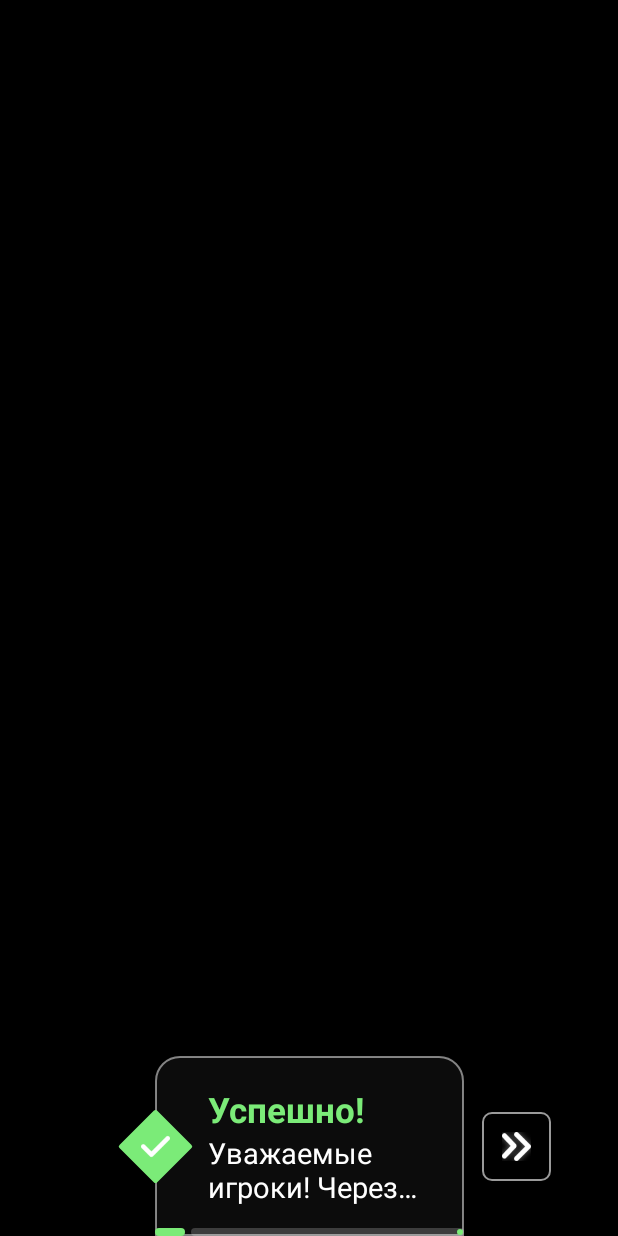
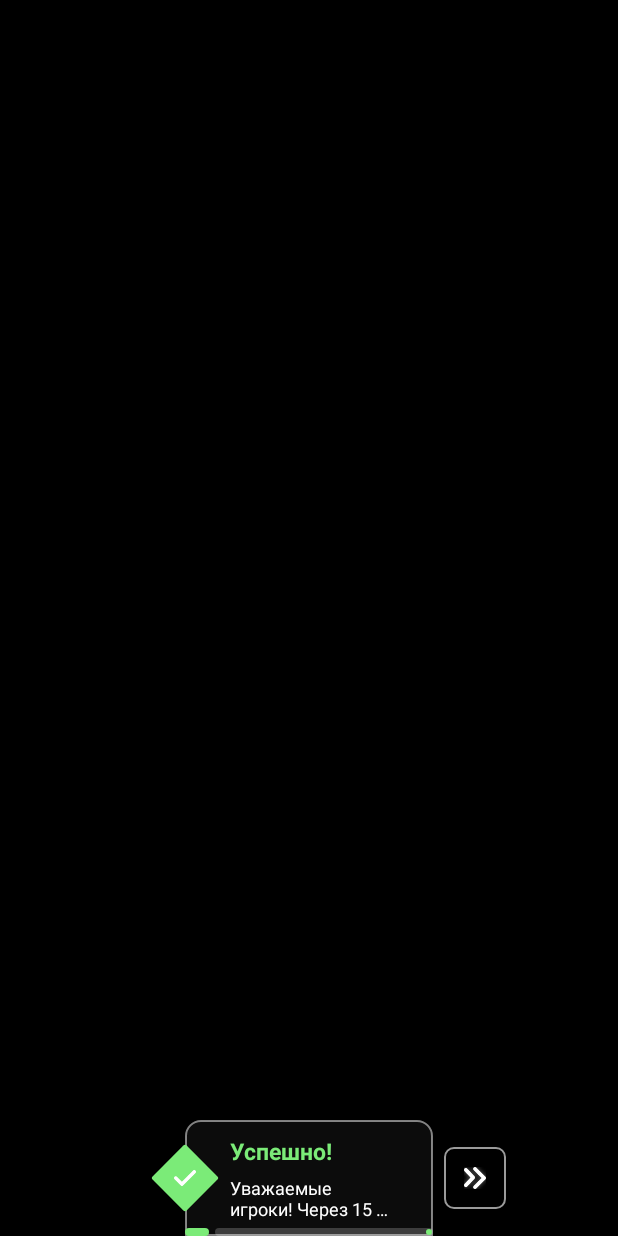
Before and after one commit to gagikabovyan98/Launcher, an Android app: the layout popup_system_notification.xml on its own in the app's theme, with its tools: preview values and no code run, on a phone screen of 412 x 824 dp. Run offline under Robolectric (Android 15) with nearby library versions, the phone set to English and light mode, and no system bars.

Commit message:
Minor changes

```diff
--- a/app/src/main/java/com/bignerdranch/android/launcherapp/systemNotifications/SystemNotificationPopup.kt
+++ b/app/src/main/java/com/bignerdranch/android/launcherapp/systemNotifications/SystemNotificationPopup.kt
@@ -84,7 +84,7 @@ private class SystemNotificationPopup(
     }
 
     private fun clickListeners() {
-        if (onActionClicked == null) {
+        if (onActionClicked == null || !type.isAction()) {
             binding.actionBtn.isVisible = false
         } else {
             binding.actionBtn.isVisible = true
--- a/app/src/main/java/com/bignerdranch/android/launcherapp/systemNotifications/SystemNotificationTypes.kt
+++ b/app/src/main/java/com/bignerdranch/android/launcherapp/systemNotifications/SystemNotificationTypes.kt
@@ -39,6 +39,8 @@ sealed class SystemNotificationTypes(
         R.string.system_not_action,
     )
 
+    fun isAction() = this is Action
+
     companion object {
         private var index = 0
         fun getRegularType(): SystemNotificationTypes {
--- a/app/src/main/res/drawable/rounded_top_rectangle_with_stroke.xml
+++ b/app/src/main/res/drawable/rounded_top_rectangle_with_stroke.xml
@@ -6,8 +6,8 @@
         android:width="1dp"
         android:color="#80FFFFFF" />
     <corners
-        android:topLeftRadius="16dp"
-        android:topRightRadius="16dp"
+        android:topLeftRadius="10dp"
+        android:topRightRadius="10dp"
         android:bottomLeftRadius="0dp"
         android:bottomRightRadius="0dp" />
 </shape>
--- a/app/src/main/res/layout/popup_system_notification.xml
+++ b/app/src/main/res/layout/popup_system_notification.xml
@@ -12,14 +12,14 @@
         android:layout_width="wrap_content"
         android:layout_height="wrap_content"
         android:orientation="vertical"
-        app:layout_constraintGuide_percent="0.25" />
+        app:layout_constraintGuide_percent="0.3" />
 
     <androidx.constraintlayout.widget.Guideline
         android:id="@+id/guidelineRight"
         android:layout_width="wrap_content"
         android:layout_height="wrap_content"
         android:orientation="vertical"
-        app:layout_constraintGuide_percent="0.75" />
+        app:layout_constraintGuide_percent="0.7" />
 
     <LinearLayout
         android:id="@+id/textContainer"
@@ -28,10 +28,10 @@
         android:background="@drawable/rounded_top_rectangle_with_stroke"
         android:gravity="center_vertical"
         android:orientation="vertical"
-        android:paddingStart="35dp"
-        android:paddingTop="20dp"
-        android:paddingEnd="30dp"
-        android:paddingBottom="20dp"
+        android:paddingStart="30dp"
+        android:paddingTop="@dimen/system_not_container_horizontal_padding"
+        android:paddingEnd="25dp"
+        android:paddingBottom="@dimen/system_not_container_horizontal_padding"
         app:layout_constraintBottom_toBottomOf="parent"
         app:layout_constraintEnd_toStartOf="@id/guidelineRight"
         app:layout_constraintStart_toStartOf="@+id/guidelineLeft">
@@ -40,7 +40,8 @@
             android:id="@+id/titleTxt"
             android:layout_width="wrap_content"
             android:layout_height="wrap_content"
-            android:textSize="23sp"
+            android:layout_marginBottom="5dp"
+            android:textSize="15sp"
             android:textStyle="bold"
             tools:text="Успешно!"
             tools:textColor="@color/system_not_success" />
@@ -53,15 +54,15 @@
             android:lines="2"
             android:scrollHorizontally="false"
             android:textColor="@color/white"
-            android:textSize="19sp"
+            android:textSize="12sp"
             tools:text="Уважаемые игроки! Через 15 минут произойдет плановый рестарт сервера!" />
 
     </LinearLayout>
 
     <ImageView
         android:id="@+id/typeImv"
-        android:layout_width="50dp"
-        android:layout_height="50dp"
+        android:layout_width="@dimen/system_not_image_size"
+        android:layout_height="@dimen/system_not_image_size"
         android:background="@drawable/rhombus"
         android:padding="15dp"
         app:layout_constraintBottom_toBottomOf="parent"
@@ -73,9 +74,9 @@
 
     <FrameLayout
         android:id="@+id/actionBtn"
-        android:layout_width="50dp"
-        android:layout_height="50dp"
-        android:layout_marginStart="10dp"
+        android:layout_width="@dimen/system_not_image_size"
+        android:layout_height="@dimen/system_not_image_size"
+        android:layout_marginStart="5dp"
         android:background="@drawable/half_transparent_and_stroke_background"
         android:gravity="center"
         android:padding="15dp"
--- a/app/src/main/res/values/dimens.xml
+++ b/app/src/main/res/values/dimens.xml
@@ -9,4 +9,6 @@
     <dimen name="title_hint_bottom">40dp</dimen>
     <dimen name="line_view_height">2dp</dimen>
     <dimen name="guide_line_seperator">205dp</dimen>
+    <dimen name="system_not_image_size">45dp</dimen>
+    <dimen name="system_not_container_horizontal_padding">10dp</dimen>
 </resources>
```
